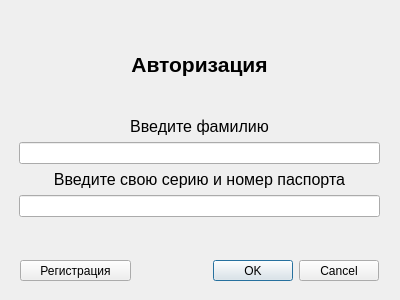
Above: src/lib/auth.ui from anonumka/hotelBooking before the change. Below: the same form after it.
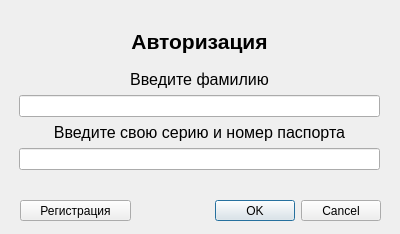
That is the form after the change.

Diff of the .ui file:
```diff
--- a/src/lib/auth.ui
+++ b/src/lib/auth.ui
@@ -7,7 +7,7 @@
     <x>0</x>
     <y>0</y>
     <width>400</width>
-    <height>300</height>
+    <height>234</height>
    </rect>
   </property>
   <property name="sizePolicy">
@@ -25,7 +25,7 @@
      <x>19</x>
      <y>19</y>
      <width>361</width>
-     <height>231</height>
+     <height>161</height>
     </rect>
    </property>
    <layout class="QVBoxLayout" name="verticalLayout">
@@ -47,6 +47,7 @@
       <property name="font">
        <font>
         <pointsize>16</pointsize>
+        <weight>75</weight>
         <bold>true</bold>
        </font>
       </property>
@@ -136,7 +137,7 @@
    <property name="geometry">
     <rect>
      <x>20</x>
-     <y>260</y>
+     <y>200</y>
      <width>111</width>
      <height>21</height>
     </rect>
@@ -148,8 +149,8 @@
   <widget class="QDialogButtonBox" name="buttonBox">
    <property name="geometry">
     <rect>
-     <x>138</x>
-     <y>260</y>
+     <x>140</x>
+     <y>200</y>
      <width>241</width>
      <height>21</height>
     </rect>
```
